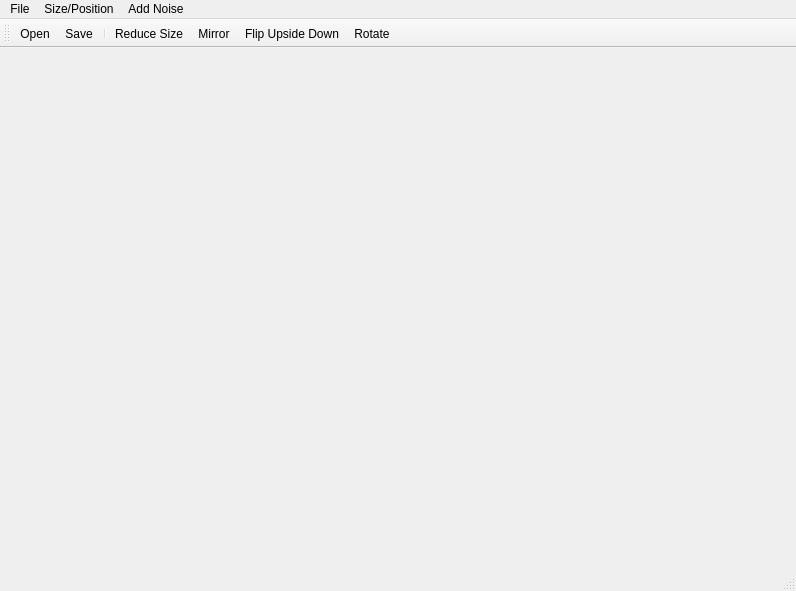
First picture: the form in ui_image_manager.ui, repository muhammadalics/Image-Editor-and-Manager, before the edit.
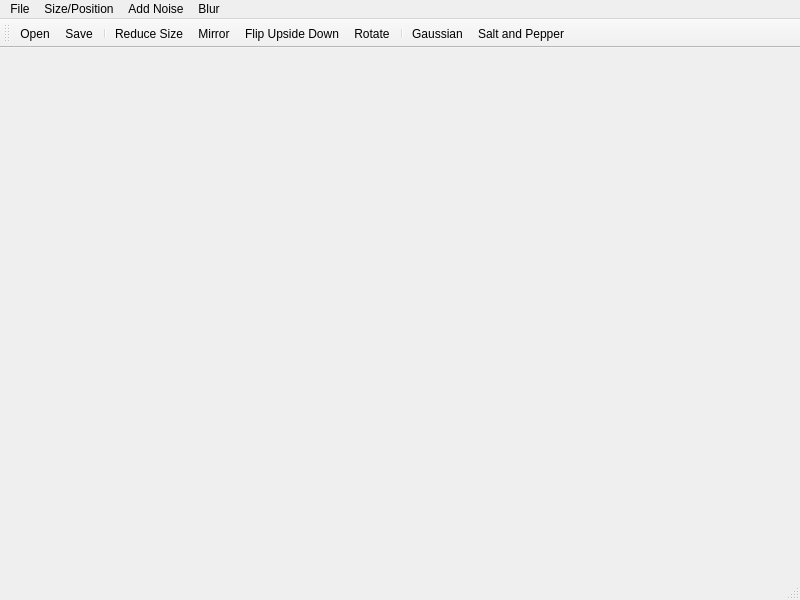
Second picture: the form after the edit. Icons and pictures are not drawn.

```diff
--- a/ui_image_manager.ui
+++ b/ui_image_manager.ui
@@ -6,8 +6,8 @@
    <rect>
     <x>0</x>
     <y>0</y>
-    <width>796</width>
-    <height>591</height>
+    <width>800</width>
+    <height>600</height>
    </rect>
   </property>
   <property name="windowTitle">
@@ -19,8 +19,8 @@
     <rect>
      <x>0</x>
      <y>0</y>
-     <width>796</width>
-     <height>26</height>
+     <width>800</width>
+     <height>21</height>
     </rect>
    </property>
    <widget class="QMenu" name="menuFile">
@@ -50,9 +50,18 @@
     <addaction name="actionVertical_Bands"/>
     <addaction name="actionSalt_and_Pepper"/>
    </widget>
+   <widget class="QMenu" name="menuBlur">
+    <property name="title">
+     <string>Blur</string>
+    </property>
+    <addaction name="actionGaussian_2"/>
+    <addaction name="actionMedian"/>
+    <addaction name="actionAverage"/>
+   </widget>
    <addaction name="menuFile"/>
    <addaction name="menuSize_and_Orientation"/>
    <addaction name="menuAdd_Noise"/>
+   <addaction name="menuBlur"/>
   </widget>
   <widget class="QStatusBar" name="statusbar"/>
   <widget class="QToolBar" name="toolBar">
@@ -72,6 +81,9 @@
    <addaction name="actionMirror"/>
    <addaction name="actionFlip_Upside_Down"/>
    <addaction name="actionRotate"/>
+   <addaction name="separator"/>
+   <addaction name="actionGaussian"/>
+   <addaction name="actionSalt_and_Pepper"/>
   </widget>
   <action name="actionNew">
    <property name="text">
```
Left out of the diff: 25 changed lines with no effect on the pictures.
